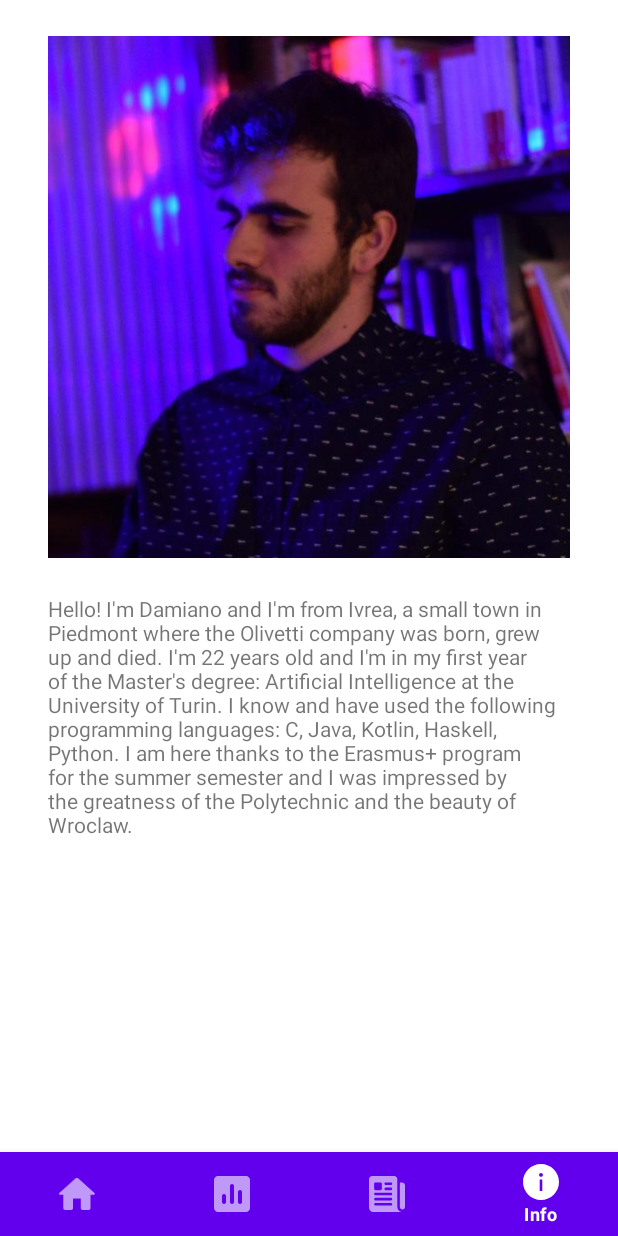
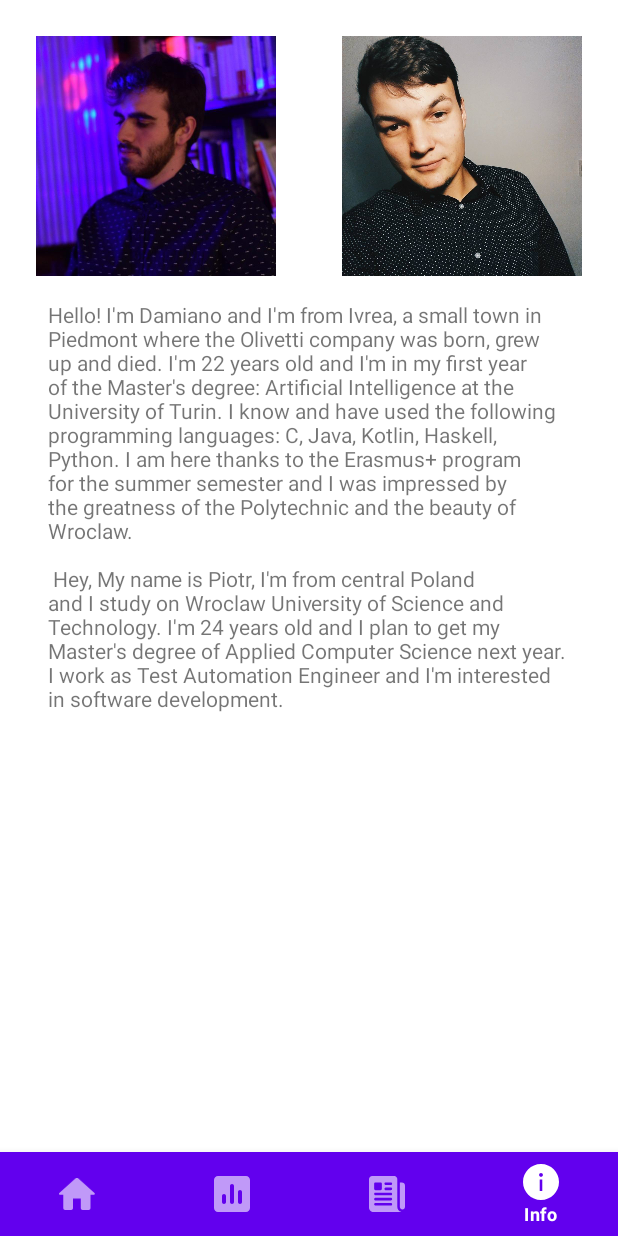
Before and after one commit to D3mianGianoz/Covid-Info, an Android app: the InfoFragment screen opened through its navigation route, on a phone screen of 412 x 824 dp. Run offline under Robolectric (Android 15) with nearby library versions, the phone set to English and light mode, and no system bars; our stand-ins replace data binding, navigation-ui; Roboto replaces fonts that are not available here.

Commit message:
Added desc (#5)

```diff
--- a/app/src/main/res/layout/fragment_info.xml
+++ b/app/src/main/res/layout/fragment_info.xml
@@ -31,17 +31,29 @@
 
     <ImageView
         android:id="@+id/imageView"
-        android:layout_width="0dp"
-        android:layout_height="0dp"
+        android:layout_width="160dp"
+        android:layout_height="wrap_content"
+        android:layout_marginStart="24dp"
         android:layout_marginTop="24dp"
-        android:layout_marginBottom="8dp"
+        android:adjustViewBounds="true"
         android:contentDescription="@string/app_name"
-        app:layout_constraintBottom_toTopOf="@+id/scrollView2"
-        app:layout_constraintEnd_toEndOf="parent"
         app:layout_constraintStart_toStartOf="parent"
         app:layout_constraintTop_toTopOf="parent"
         app:srcCompat="@drawable/img_profile"
         tools:src="@tools:sample/avatars" />
 
+    <ImageView
+        android:id="@+id/imageView3"
+        android:layout_width="160dp"
+        android:layout_height="wrap_content"
+        android:layout_marginTop="24dp"
+        android:layout_marginEnd="24dp"
+        android:adjustViewBounds="true"
+        android:contentDescription="@string/app_name"
+        app:layout_constraintEnd_toEndOf="parent"
+        app:layout_constraintTop_toTopOf="parent"
+        app:srcCompat="@drawable/prof"
+        tools:src="@tools:sample/avatars" />
+
 
 </androidx.constraintlayout.widget.ConstraintLayout>
--- a/app/src/main/res/values/strings.xml
+++ b/app/src/main/res/values/strings.xml
@@ -35,7 +35,13 @@
     <string name="self_description">Hello! I\'m Damiano and I\'m from Ivrea, a small town in Piedmont where the Olivetti company was born, grew up and died.
         I\'m 22 years old and I\'m in my first year of the Master\'s degree: Artificial Intelligence at the University of Turin.
         I know and have used the following programming languages: C, Java, Kotlin, Haskell, Python.
-        I am here thanks to the Erasmus+ program for the summer semester and I was impressed by the greatness of the Polytechnic and the beauty of Wroclaw.</string>
+        I am here thanks to the Erasmus+ program for the summer semester and I was impressed by the greatness of the Polytechnic and the beauty of Wroclaw. \n\n
+        Hey, My name is Piotr, I\'m from central Poland and I study on Wroclaw University of Science and Technology.
+        I\'m 24 years old and I plan to get my Master\'s degree of Applied Computer Science next year. I work as Test Automation Engineer and I\'m interested in software development.
+    </string>
+
+
+
 
     <!--   menù -->
     <string name="menu_home">Home</string>
```
Also changed, not shown: app/src/main/res/drawable-v24/prof.jpg (added).
